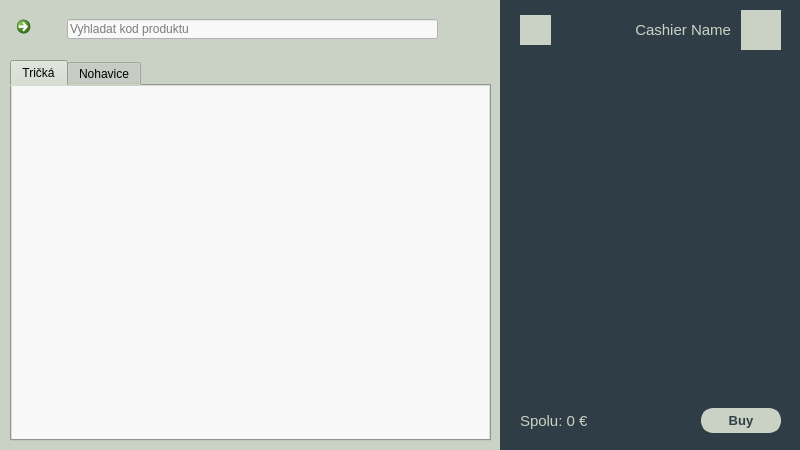
Old version of the form source/code/main.ui in the repository tomas-magat/camels-eshop-infosystem.
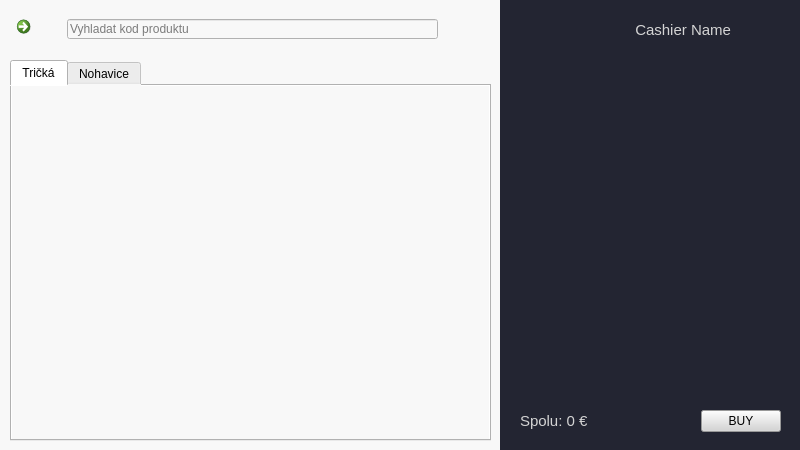
New version of the form. The open tabs and pages were chosen to show the change. Icons and pictures are not drawn.

```diff
--- a/source/code/main.ui
+++ b/source/code/main.ui
@@ -22,13 +22,6 @@
     <height>450</height>
    </size>
   </property>
-  <property name="font">
-   <font>
-    <family>Myanmar Text</family>
-    <weight>75</weight>
-    <bold>true</bold>
-   </font>
-  </property>
   <property name="windowTitle">
    <string>Camels Infornation System</string>
   </property>
@@ -37,7 +30,7 @@
     <normaloff>../../assets/icons/camel.png</normaloff>../../assets/icons/camel.png</iconset>
   </property>
   <property name="styleSheet">
-   <string notr="true">background-color: #cad2c5;</string>
+   <string notr="true">background-color: rgb(248, 248, 248);</string>
   </property>
   <widget class="QWidget" name="centralContainer">
    <widget class="QStackedWidget" name="screens">
@@ -154,9 +147,6 @@
                 <height>20</height>
                </rect>
               </property>
-              <property name="styleSheet">
-               <string notr="true">background-color: rgb(248, 248, 248);</string>
-              </property>
               <property name="text">
                <string/>
               </property>
@@ -223,9 +213,6 @@
             <height>381</height>
            </rect>
           </property>
-          <property name="styleSheet">
-           <string notr="true"/>
-          </property>
           <property name="currentIndex">
            <number>0</number>
           </property>
@@ -318,7 +305,7 @@
        </rect>
       </property>
       <property name="styleSheet">
-       <string notr="true">background-color: #2f3e46;</string>
+       <string notr="true">background-color: rgb(35, 37, 50);</string>
       </property>
       <layout class="QVBoxLayout" name="verticalLayout_2">
        <property name="spacing">
@@ -362,9 +349,6 @@
               <height>30</height>
              </size>
             </property>
-            <property name="styleSheet">
-             <string notr="true">background-color: rgb(202, 210, 197);</string>
-            </property>
             <property name="pixmap">
              <pixmap>../../assets/icons/shopping-cart.png</pixmap>
             </property>
@@ -378,13 +362,8 @@
           </item>
           <item>
            <widget class="QLabel" name="cashierName">
-            <property name="font">
-             <font>
-              <pointsize>-1</pointsize>
-             </font>
-            </property>
             <property name="styleSheet">
-             <string notr="true">color: #cad2c5;
+             <string notr="true">color: rgb(212, 212, 212);
 font-size: 15px;</string>
             </property>
             <property name="text">
@@ -403,9 +382,6 @@
               <height>40</height>
              </size>
             </property>
-            <property name="styleSheet">
-             <string notr="true">background-color: rgb(202, 210, 197);</string>
-            </property>
             <property name="pixmap">
              <pixmap>../../assets/icons/user.png</pixmap>
             </property>
@@ -485,13 +461,8 @@
               </property>
               <item>
                <widget class="QLabel" name="totalPrice">
-                <property name="font">
-                 <font>
-                  <pointsize>-1</pointsize>
-                 </font>
-                </property>
                 <property name="styleSheet">
-                 <string notr="true">color: #cad2c5;
+                 <string notr="true">color: rgb(212, 212, 212);
 font-size: 15px;</string>
                 </property>
                 <property name="text">
@@ -510,35 +481,11 @@
                   <height>16777215</height>
                  </size>
                 </property>
-                <property name="font">
-                 <font>
-                  <family>MS Shell Dlg 2</family>
-                  <pointsize>10</pointsize>
-                  <weight>75</weight>
-                  <bold>true</bold>
-                 </font>
-                </property>
-                <property name="cursor">
-                 <cursorShape>PointingHandCursor</cursorShape>
-                </property>
                 <property name="styleSheet">
-                 <string notr="true">#buyButton {
-	border: 5px solid #cad2c5; 
-	border-radius: 12px;
-	background-color: #cad2c5;
-	color: #2f3e46;
-}
-#buyButton:hover {
-	border-color: #84a98c; 
-	background-color: #84a98c;
-}
-#buyButton:pressed {
-	border-color: #84a98c; 
-	background-color: #84a98c;
-}</string>
+                 <string notr="true">background-color: rgb(213, 213, 213);</string>
                 </property>
                 <property name="text">
-                 <string>Buy</string>
+                 <string>BUY</string>
                 </property>
                </widget>
               </item>
```
Left out of the diff: 163 changed lines with no effect on the pictures.
